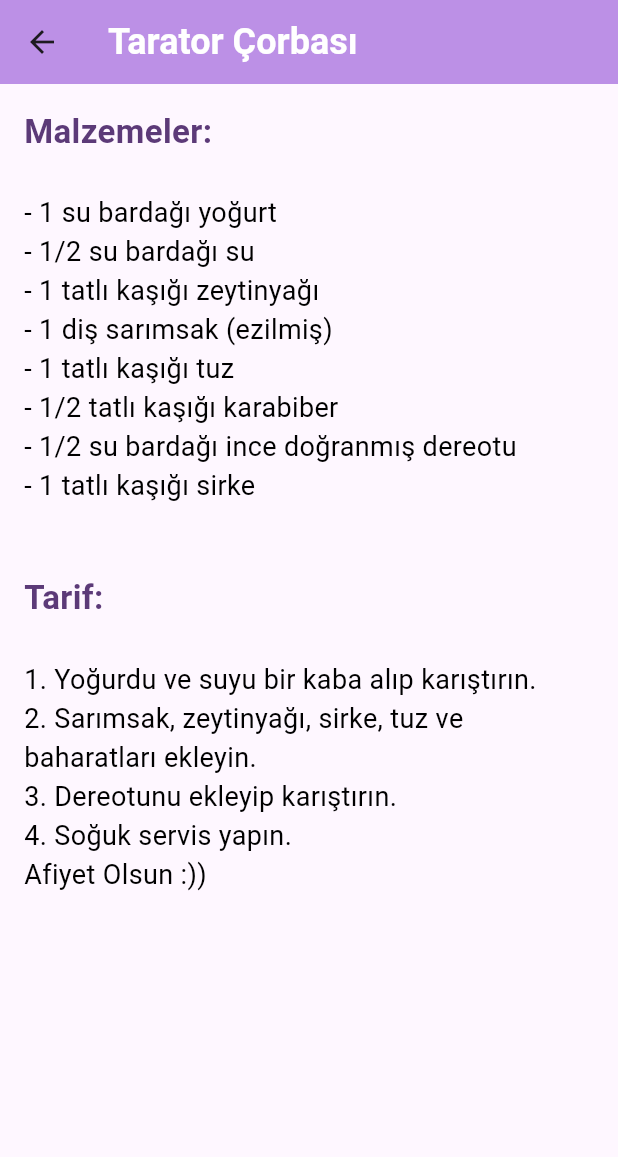
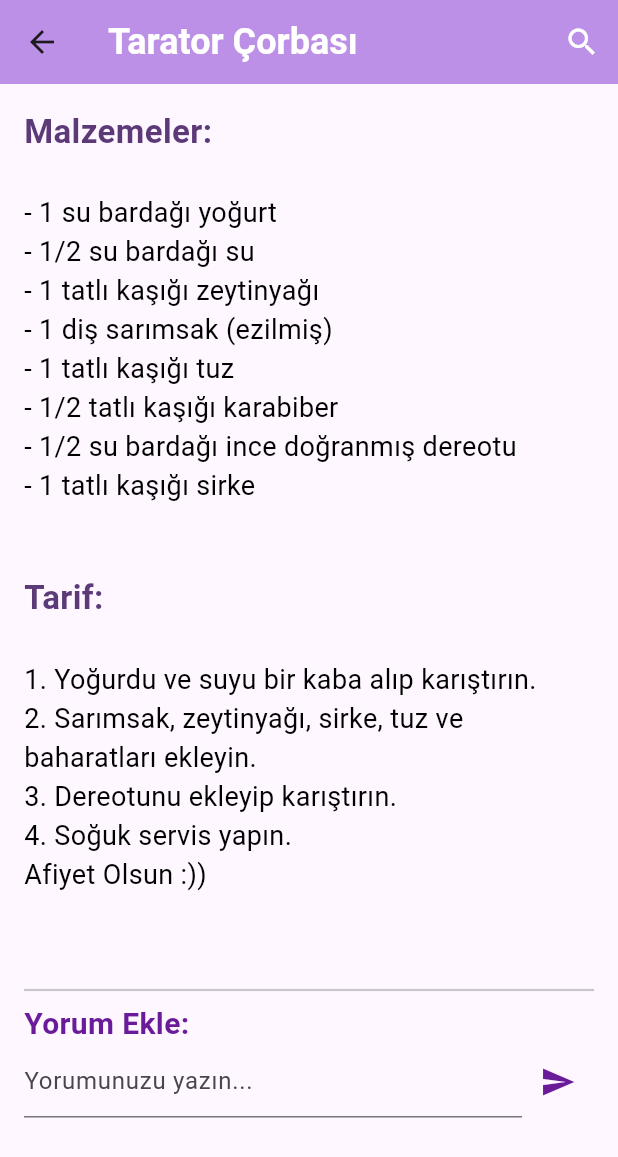
Before and after one commit to hilalsilin25/yemekvadisii, a Flutter app: the CorbalarSayfasi screen opened directly, after a tap on "Tarator Çorbası", on a phone screen of 412 x 824 dp. Shown: the top 1157 px of the screen. Run offline on Flutter 3.47's test engine with Material 3 defaults, Android fonts, the phone set to English and light mode, and no system bars; our stand-ins replace firebase_auth, firebase_core, firebase_database, google_fonts; accounts and stored records are empty.

Commit message:
düzenlemeler

```diff
--- a/lib/pages/Corbalar.dart
+++ b/lib/pages/Corbalar.dart
@@ -1,8 +1,8 @@
 import 'package:flutter/material.dart';
 import 'tarifler.dart';
-import 'package:url_launcher/url_launcher.dart';
 
-final List<String> corbalar = [
+
+final List<String> tumCorbalar = [
   'Mercimek Çorbası',
   'Tarator Çorbası',
   'Yoğurtlu Çorba',
@@ -19,25 +19,21 @@ final List<String> corbalar = [
   'Mantarlı Çorba',
   'Çılbır Çorbası',
 ];
+class CorbalarSayfasi extends StatefulWidget {
+  @override
+  _CorbalarSayfasiState createState() => _CorbalarSayfasiState();
+}
 
-class CorbalarSayfasi extends StatelessWidget {
-  void googleAramaYap(BuildContext context, String kelime) async {
-    final url = 'https://www.google.com/search?q=${Uri.encodeComponent(kelime)}';
-    if (await canLaunchUrl(Uri.parse(url))) {
-      await launchUrl(Uri.parse(url));
-    } else {
-      ScaffoldMessenger.of(context).showSnackBar(
-        SnackBar(content: Text("Google araması başlatılamadı!")),
-      );
-    }
-  }
+class _CorbalarSayfasiState extends State<CorbalarSayfasi> {
+  List<String> filtreliCorbalar = List.from(tumCorbalar);
+  List<String> favoriler = [];
 
   void aramaDialogAc(BuildContext context) {
     TextEditingController aramaController = TextEditingController();
     showDialog(
       context: context,
       builder: (context) => AlertDialog(
-        title: Text("Google'da Ara"),
+        title: Text("Çorba Ara"),
         content: TextField(
           controller: aramaController,
           decoration: InputDecoration(hintText: "Bir çorba mı arıyorsun paşam?"),
@@ -49,8 +45,13 @@ class CorbalarSayfasi extends StatelessWidget {
           ),
           ElevatedButton(
             onPressed: () {
+              String aranan = aramaController.text.toLowerCase();
+              setState(() {
+                filtreliCorbalar = tumCorbalar
+                    .where((c) => c.toLowerCase().contains(aranan))
+                    .toList();
+              });
               Navigator.pop(context);
-              googleAramaYap(context, aramaController.text);
             },
             style: ElevatedButton.styleFrom(
               backgroundColor: Colors.purple[300],
@@ -60,6 +61,16 @@ class CorbalarSayfasi extends StatelessWidget {
         ],
       ),
     );
+  }
+
+  void favoriDegistir(String corba) {
+    setState(() {
+      if (favoriler.contains(corba)) {
+        favoriler.remove(corba);
+      } else {
+        favoriler.add(corba);
+      }
+    });
   }
 
   @override
@@ -90,36 +101,54 @@ class CorbalarSayfasi extends StatelessWidget {
           crossAxisSpacing: 12,
           childAspectRatio: 1,
         ),
-        itemCount: corbalar.length,
+        itemCount: filtreliCorbalar.length,
         itemBuilder: (context, index) {
+          final corba = filtreliCorbalar[index];
+          final favoriMi = favoriler.contains(corba);
+
           return GestureDetector(
             onTap: () {
               Navigator.push(
                 context,
                 MaterialPageRoute(
-                  builder: (context) => TariflerSayfasi(corbaAdi: corbalar[index]),
+                  builder: (context) => TariflerSayfasi(corbaAdi: corba),
                 ),
               );
             },
             child: Container(
               decoration: BoxDecoration(
-                color: Colors.grey.shade200, // Hafif gri iç renk
+                color: Colors.grey.shade200,
                 borderRadius: BorderRadius.circular(16),
                 border: Border.all(
-                  color: Colors.purple[900]!, // Koyu mor kenarlık
+                  color: Colors.purple[900]!,
                   width: 2.5,
                 ),
               ),
-              child: Center(
+              child: Stack(
+                children: [
+                  Center(
                     child: Text(
-                  corbalar[index],
+                      corba,
                       textAlign: TextAlign.center,
                       style: TextStyle(
                         fontSize: 16,
                         fontWeight: FontWeight.bold,
-                    color: Colors.purple[900], // Koyu mor yazı
+                        color: Colors.purple[900],
                       ),
                     ),
+                  ),
+                  Positioned(
+                    top: 8,
+                    right: 8,
+                    child: IconButton(
+                      icon: Icon(
+                        Icons.favorite,
+                        color: favoriMi ? Colors.red : Colors.grey,
+                      ),
+                      onPressed: () => favoriDegistir(corba),
+                    ),
+                  ),
+                ],
               ),
             ),
           );
--- a/lib/pages/main.dart
+++ b/lib/pages/main.dart
@@ -15,7 +15,6 @@ void main() async {
   await Firebase.initializeApp(
     options: DefaultFirebaseOptions.currentPlatform,
   );
-
 
  runApp(GirisSayfasiApp());
 }
--- a/lib/pages/tarifler.dart
+++ b/lib/pages/tarifler.dart
@@ -1,9 +1,20 @@
 import 'package:flutter/material.dart';
+import 'package:url_launcher/url_launcher.dart';
 
-class TariflerSayfasi extends StatelessWidget {
+class TariflerSayfasi extends StatefulWidget {
   final String corbaAdi;
 
   TariflerSayfasi({required this.corbaAdi});
+
+  @override
+  _TariflerSayfasiState createState() => _TariflerSayfasiState();
+}
+
+class _TariflerSayfasiState extends State<TariflerSayfasi> {
+  final TextEditingController yorumController = TextEditingController();
+
+  // Yorumlar: her yorum bir metin ve beğeni durumu içerir
+  List<_Yorum> yorumlar = [];
 
   final Map<String, Map<String, String>> tarifler = {
   'Mercimek Çorbası': {
@@ -282,19 +293,56 @@ Afiyet Olsun efendimmm
   '''
 },
   };
+   void googleAramaYap(String kelime) async {
+    final url = 'https://www.google.com/search?q=${Uri.encodeComponent(kelime)}';
+    if (await canLaunchUrl(Uri.parse(url))) {
+      await launchUrl(Uri.parse(url));
+    }
+  }
+
+  void yorumEkle() {
+    final yorum = yorumController.text.trim();
+    if (yorum.isNotEmpty) {
+      setState(() {
+        yorumlar.add(_Yorum(text: yorum));
+        yorumController.clear();
+      });
+    }
+  }
+
+  void yorumSil(int index) {
+    setState(() {
+      yorumlar.removeAt(index);
+    });
+  }
+
+  void yorumBegeniDegistir(int index) {
+    setState(() {
+      yorumlar[index].begeni = !yorumlar[index].begeni;
+    });
+  }
+
   @override
   Widget build(BuildContext context) {
+    final corbaAdi = widget.corbaAdi;
+
     return Scaffold(
       appBar: AppBar(
         title: Text(
-        corbaAdi, // Çorba ismi beyaz renkte olacak
+          corbaAdi,
           style: TextStyle(
-          color: Colors.white, // Çorba ismi beyaz
+            color: Colors.white,
             fontSize: 24,
             fontWeight: FontWeight.bold,
           ),
         ),
-      backgroundColor: const Color.fromARGB(255, 188, 144, 230), // Lila AppBar arka plan
+        backgroundColor: const Color.fromARGB(255, 188, 144, 230),
+        actions: [
+          IconButton(
+            icon: Icon(Icons.search, color: Colors.white),
+            onPressed: () => googleAramaYap("$corbaAdi tarifi"),
+          )
+        ],
       ),
       body: Padding(
         padding: EdgeInsets.all(16.0),
@@ -307,16 +355,15 @@ Widget build(BuildContext context) {
                 style: TextStyle(
                   fontSize: 22,
                   fontWeight: FontWeight.bold,
-                color: const Color.fromARGB(255, 92, 58, 120), // Koyu mor başlık
+                  color: const Color.fromARGB(255, 92, 58, 120),
                   fontFamily: 'Roboto',
                 ),
               ),
               Text(
-              '\n${tarifler[corbaAdi]?['Malzemeler']}',
+                '\n${tarifler[corbaAdi]?['Malzemeler'] ?? 'Veri yok'}',
                 style: TextStyle(
                   fontSize: 18,
-                fontWeight: FontWeight.normal,
-                color: Colors.black, // İçerik siyah olacak
+                  color: Colors.black,
                   fontFamily: 'Roboto',
                 ),
               ),
@@ -326,19 +373,75 @@ Widget build(BuildContext context) {
                 style: TextStyle(
                   fontSize: 22,
                   fontWeight: FontWeight.bold,
-                color: const Color.fromARGB(255, 92, 58, 120), // Koyu mor başlık
+                  color: const Color.fromARGB(255, 92, 58, 120),
                   fontFamily: 'Roboto',
                 ),
               ),
               Text(
-              '\n${tarifler[corbaAdi]?['Tarif']}',
+                '\n${tarifler[corbaAdi]?['Tarif'] ?? 'Veri yok'}',
                 style: TextStyle(
                   fontSize: 18,
-                fontWeight: FontWeight.normal,
-                color: Colors.black, // İçerik siyah olacak
+                  color: Colors.black,
                   fontFamily: 'Roboto',
                 ),
               ),
+              SizedBox(height: 30),
+              Divider(thickness: 1.5),
+              Text(
+                'Yorum Ekle:',
+                style: TextStyle(
+                  fontSize: 20,
+                  fontWeight: FontWeight.bold,
+                  color: Colors.purple[800],
+                ),
+              ),
+              Row(
+                children: [
+                  Expanded(
+                    child: TextField(
+                      controller: yorumController,
+                      decoration: InputDecoration(hintText: "Yorumunuzu yazın..."),
+                    ),
+                  ),
+                  IconButton(
+                    icon: Icon(Icons.send, color: Colors.purple[800]),
+                    onPressed: yorumEkle,
+                  )
+                ],
+              ),
+              if (yorumlar.isNotEmpty) ...[
+                SizedBox(height: 20),
+                Text(
+                  'Yorumlar:',
+                  style: TextStyle(
+                    fontSize: 18,
+                    fontWeight: FontWeight.bold,
+                    color: Colors.black87,
+                  ),
+                ),
+                ListView.builder(
+                  shrinkWrap: true,
+                  physics: NeverScrollableScrollPhysics(),
+                  itemCount: yorumlar.length,
+                  itemBuilder: (context, index) {
+                    final yorum = yorumlar[index];
+                    return ListTile(
+                      leading: IconButton(
+                        icon: Icon(
+                          yorum.begeni ? Icons.favorite : Icons.favorite_border,
+                          color: yorum.begeni ? Colors.red : Colors.grey,
+                        ),
+                        onPressed: () => yorumBegeniDegistir(index),
+                      ),
+                      title: Text(yorum.text),
+                      trailing: IconButton(
+                        icon: Icon(Icons.delete, color: Colors.grey),
+                        onPressed: () => yorumSil(index),
+                      ),
+                    );
+                  },
+                ),
+              ]
             ],
           ),
         ),
@@ -346,3 +449,10 @@ Widget build(BuildContext context) {
     );
   }
 }
+
+class _Yorum {
+  final String text;
+  bool begeni;
+
+  _Yorum({required this.text, this.begeni = false});
+}
```
Also changed, not shown: lib/pages/Baklagiller.dart (+59 -59 lines), lib/pages/Tatlilar.dart (+37 -46 lines), 1 other file. Lines whose indentation alone changed are shown as unchanged.
